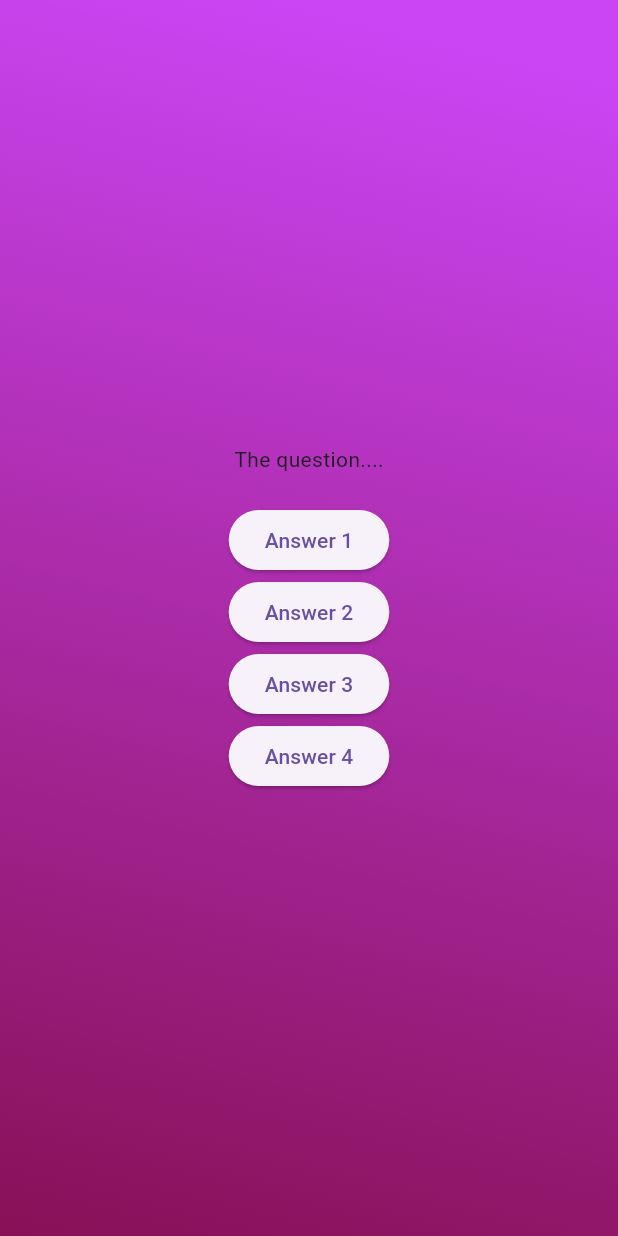
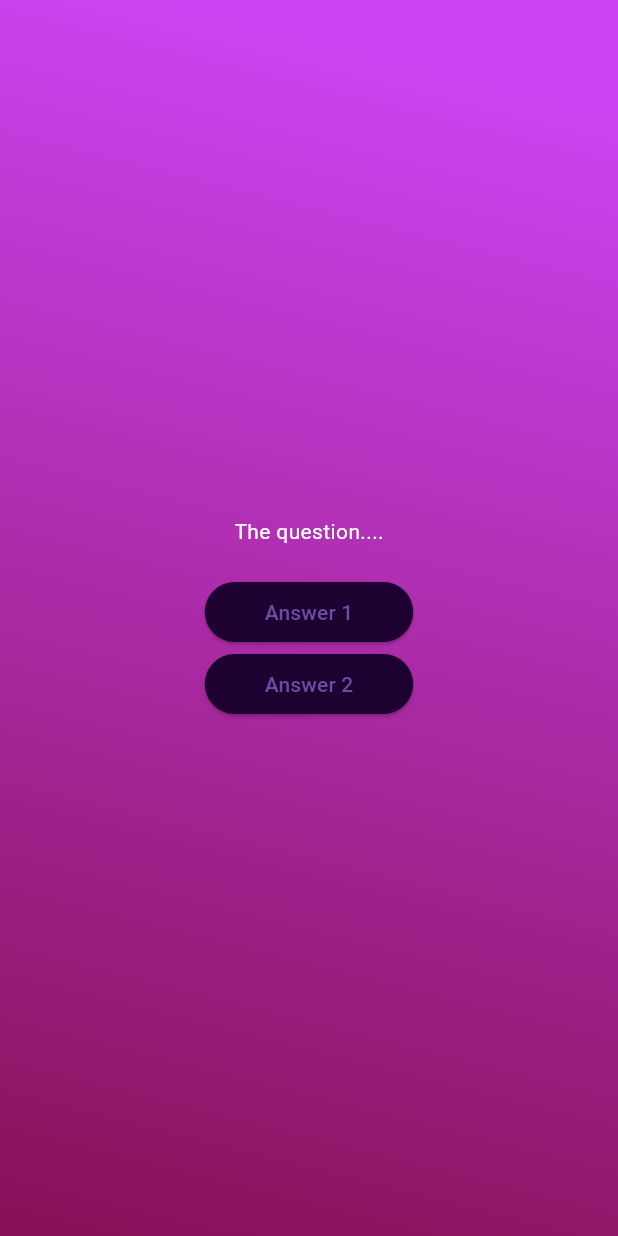
Before and after one commit to HiruniJayawardena/Application-2-Flutter-, a Flutter app: the screen it shows after launch, after a tap on "Start Quiz", on a phone screen of 412 x 824 dp. Run offline on Flutter 3.47's test engine with Material 3 defaults, Android fonts, the phone set to English and light mode, and no system bars.

Commit message:
Style added to the button

```diff
--- /dev/null
+++ b/lib/answer_button.dart
@@ -0,0 +1,34 @@
+import 'package:flutter/material.dart';
+
+class AnswerButton extends StatelessWidget{ // we use StatelessWidget because we don't need to change the state of the button because it's clickable
+  // AnswerButton(this.answerText, this.onTap, {super.key}); // this inclueds positional arguments
+
+  /* following is the same as with named arguments
+  - in default dart named arguments are optional
+  so we add required key word to make them non optional */
+
+  const AnswerButton({
+    super.key,
+    required this.answerText,
+    required this.onTap,
+  });
+
+  final String answerText;
+  final void Function() onTap;
+
+  @override
+  Widget build(context) {
+    return ElevatedButton(
+      onPressed: onTap,
+      style: ElevatedButton.styleFrom(
+        padding: const EdgeInsets.symmetric(
+          horizontal: 40,
+          vertical: 10
+        ), // this allows to add horiozntal and vertical padding
+        backgroundColor: const Color.fromARGB(255, 28, 1, 49),
+        shape: RoundedRectangleBorder(borderRadius: BorderRadius.circular(40))
+      ),
+      child: Text(answerText),
+    );
+  }
+}
--- a/lib/questions_screen.dart
+++ b/lib/questions_screen.dart
@@ -1,4 +1,5 @@
 import 'package:flutter/material.dart ';
+import 'package:starting_screen/answer_button.dart';
 
 class QuestionsScreen extends StatefulWidget{
   const QuestionsScreen({super.key});
@@ -17,26 +18,26 @@ class _QuestionsScreenState extends State<QuestionsScreen>{
       child: Column(
         mainAxisAlignment: MainAxisAlignment.center,
         children: [
-        const Text('The question....'),
+        const Text(
+          'The question....',
+          style: TextStyle(
+            color: Colors.white
+          ),
+        ),
         const SizedBox(height: 20,),
-        ElevatedButton(
-          onPressed: (){},
-          child: const Text('Answer 1'),
+
+        /* following we added the arguments to named argumets
+        for named argumets order is not important,
+        just immportant that we have set all required argumets
+        ane need to target argumets with their name */
+        AnswerButton(
+          onTap: (){},
+          answerText: 'Answer 1'
         ),
-         ElevatedButton(
-          onPressed: (){},
-          child: const Text('Answer 2'),
+        AnswerButton(
+          onTap: (){},
+          answerText: 'Answer 2'
         ),
-         ElevatedButton(
-          onPressed: (){},
-          child: const Text('Answer 3'),
-        ),
-         ElevatedButton(
-          onPressed: (){
-            print('Answer 4');
-          },
-          child: const Text('Answer 4'),
-        )
       ],),
     );
   }
```
